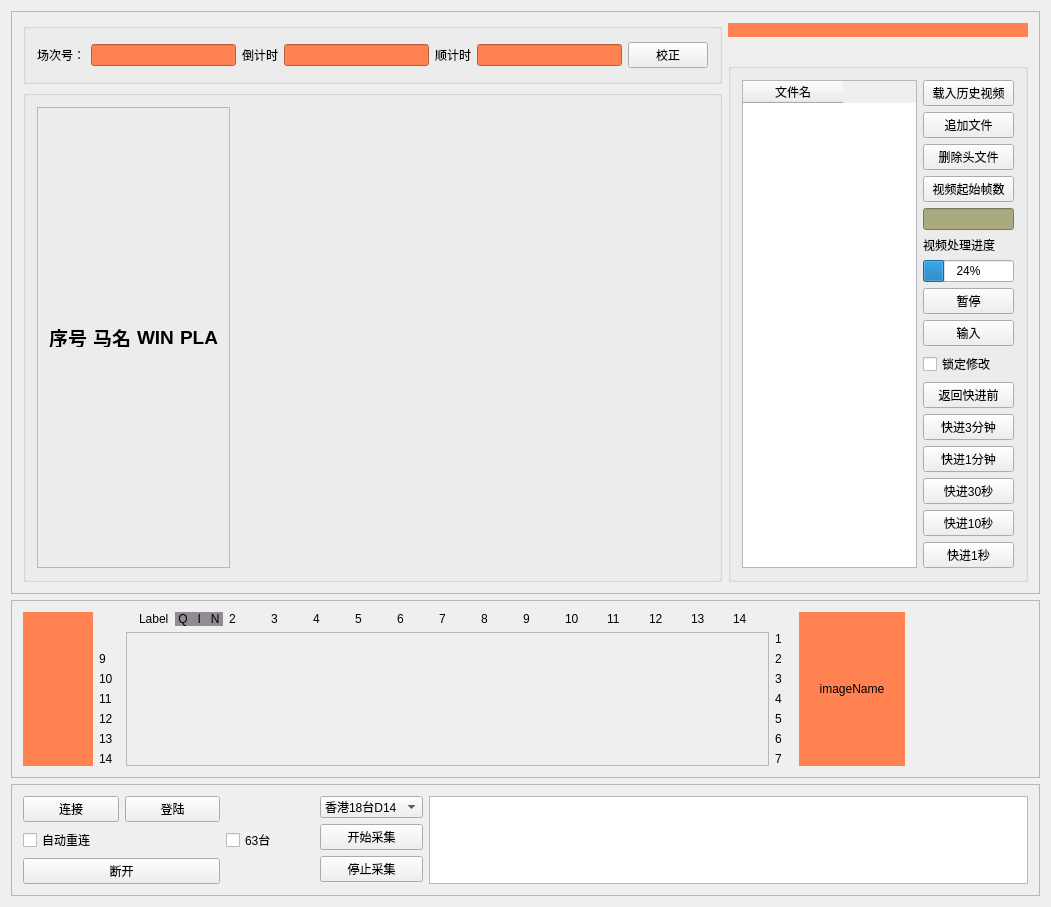
Old version of the form OCRProject/Ui/OcrControl.ui in the repository ThePowerOfSwift/OCR_LIVE_HISTORY.
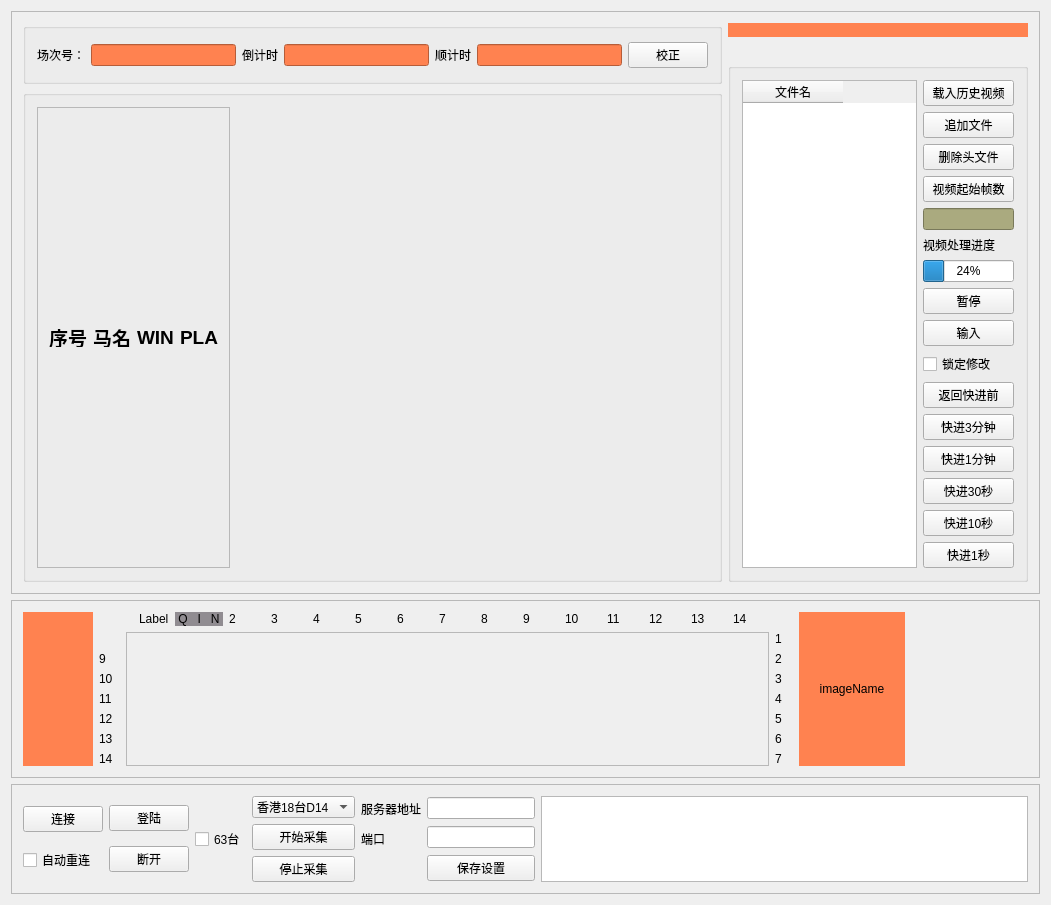
New version of the form.

Commit message: 服务器地址端口通过ui界面获取

Diff of the .ui file:
```diff
--- a/OCRProject/Ui/OcrControl.ui
+++ b/OCRProject/Ui/OcrControl.ui
@@ -15,7 +15,7 @@
   </property>
   <layout class="QVBoxLayout" name="verticalLayout_22">
    <item>
-    <layout class="QVBoxLayout" name="verticalLayout_2" stretch="16,5,1">
+    <layout class="QVBoxLayout" name="verticalLayout_2" stretch="16,5,4">
      <item>
       <layout class="QHBoxLayout" name="horizontalLayout" stretch="5">
        <item>
@@ -1134,16 +1134,18 @@
        <property name="frameShadow">
         <enum>QFrame::Raised</enum>
        </property>
-       <layout class="QVBoxLayout" name="verticalLayout_17">
+       <layout class="QHBoxLayout" name="horizontalLayout_14">
         <item>
-         <layout class="QHBoxLayout" name="horizontalLayout_6" stretch="4,6">
+         <layout class="QHBoxLayout" name="horizontalLayout_11">
           <item>
-           <layout class="QHBoxLayout" name="horizontalLayout_5">
+           <layout class="QHBoxLayout" name="horizontalLayout_6">
             <item>
-             <layout class="QVBoxLayout" name="verticalLayout_16">
+             <layout class="QHBoxLayout" name="horizontalLayout_4">
               <item>
                <layout class="QHBoxLayout" name="horizontalLayout_3">
                 <item>
+                 <layout class="QVBoxLayout" name="verticalLayout_9">
+                  <item>
                  <widget class="QPushButton" name="connectBtn">
                   <property name="text">
                    <string>连接</string>
@@ -1151,21 +1153,23 @@
                  </widget>
                 </item>
                 <item>
-                 <widget class="QPushButton" name="loginBtn">
-                  <property name="text">
-                   <string>登陆</string>
-                  </property>
-                 </widget>
-                </item>
-               </layout>
-              </item>
-              <item>
                <widget class="QCheckBox" name="reconnectCheckBox">
                 <property name="text">
                  <string>自动重连</string>
                 </property>
                </widget>
               </item>
+                 </layout>
+                </item>
+                <item>
+                 <layout class="QVBoxLayout" name="verticalLayout_10">
+                  <item>
+                   <widget class="QPushButton" name="loginBtn">
+                    <property name="text">
+                     <string>登陆</string>
+                    </property>
+                   </widget>
+                  </item>
               <item>
                <widget class="QPushButton" name="disconnectBtn">
                 <property name="text">
@@ -1175,12 +1179,8 @@
               </item>
              </layout>
             </item>
-            <item>
-             <layout class="QHBoxLayout" name="horizontalLayout_4">
-              <item>
-               <layout class="QVBoxLayout" name="verticalLayout_15">
-                <item>
-                 <layout class="QVBoxLayout" name="verticalLayout_10">
+               </layout>
+              </item>
                   <item>
                    <widget class="QCheckBox" name="is63TAICheckBox">
                     <property name="text">
@@ -1190,10 +1190,8 @@
                   </item>
                  </layout>
                 </item>
-               </layout>
-              </item>
               <item>
-               <layout class="QVBoxLayout" name="verticalLayout_9">
+             <layout class="QVBoxLayout" name="verticalLayout_14">
                 <item>
                  <widget class="QComboBox" name="videoTypeComboBox">
                   <item>
@@ -1229,6 +1227,50 @@
                  <widget class="QPushButton" name="stopAcqBtn">
                   <property name="text">
                    <string>停止采集</string>
+                </property>
+               </widget>
+              </item>
+             </layout>
+            </item>
+            <item>
+             <layout class="QHBoxLayout" name="horizontalLayout_5">
+              <item>
+               <layout class="QVBoxLayout" name="verticalLayout_16">
+                <item>
+                 <widget class="QLabel" name="label_38">
+                  <property name="text">
+                   <string>服务器地址</string>
+                  </property>
+                 </widget>
+                </item>
+                <item>
+                 <widget class="QLabel" name="label_39">
+                  <property name="text">
+                   <string>端口</string>
+                  </property>
+                 </widget>
+                </item>
+                <item>
+                 <widget class="QLabel" name="label_40">
+                  <property name="text">
+                   <string/>
+                  </property>
+                 </widget>
+                </item>
+               </layout>
+              </item>
+              <item>
+               <layout class="QVBoxLayout" name="verticalLayout_15">
+                <item>
+                 <widget class="QLineEdit" name="svrIpAddrLineEdit"/>
+                </item>
+                <item>
+                 <widget class="QLineEdit" name="svrPortLineEdit"/>
+                </item>
+                <item>
+                 <widget class="QPushButton" name="svrConfigSaveBtn">
+                  <property name="text">
+                   <string>保存设置</string>
                   </property>
                  </widget>
                 </item>
```
Left out of the diff: 6 changed lines with no effect on the pictures. Lines whose indentation alone changed are shown as unchanged. The commit also changes 30 other files.
